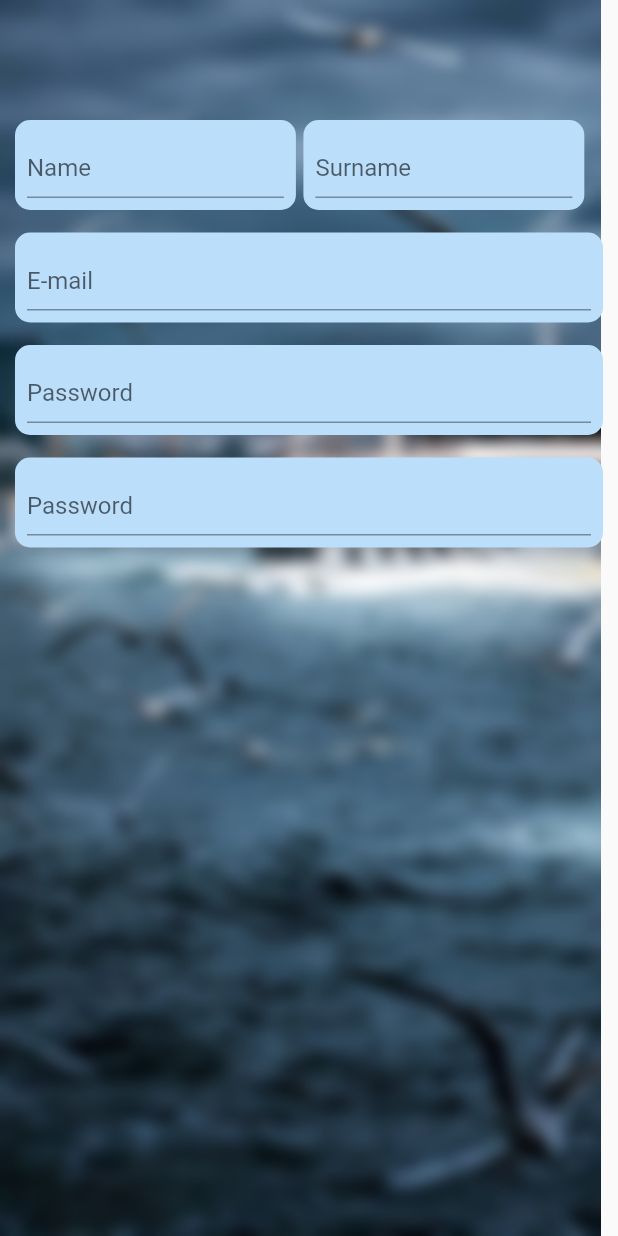
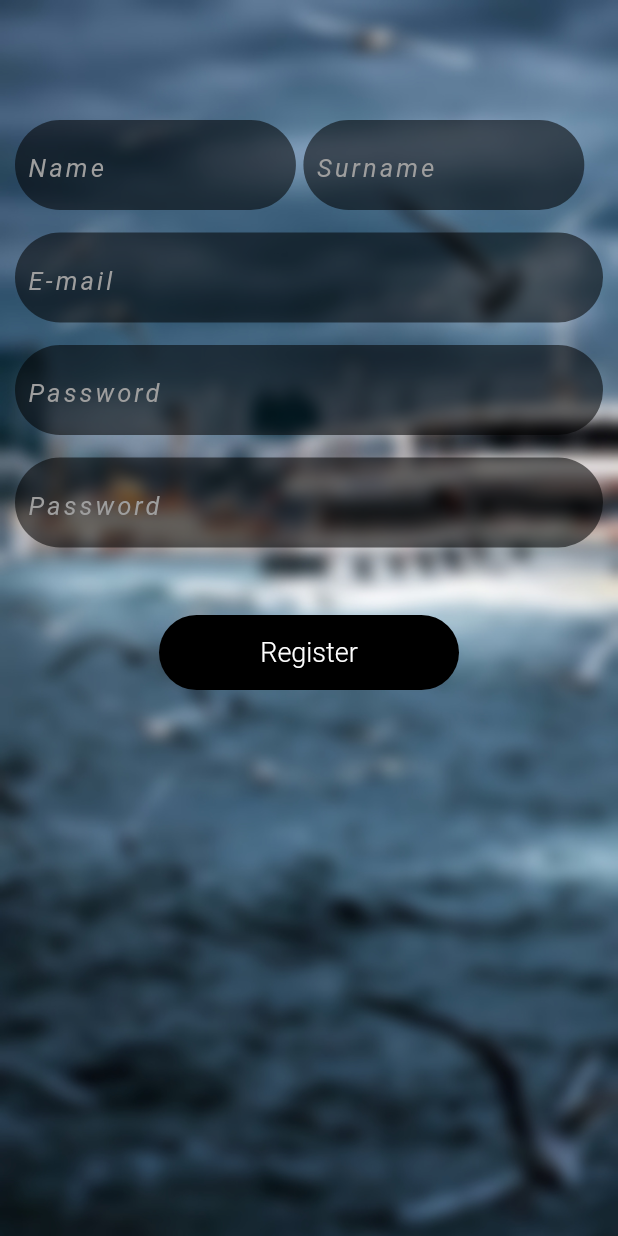
Before and after one commit to serhan2004/Ekinoks-Elektron, a Flutter app: the screen it shows after launch, on a phone screen of 412 x 824 dp. Run offline on Flutter 3.47's test engine with Material 2 defaults, Android fonts, the phone set to English and light mode, and no system bars; our stand-ins replace animated_text_kit, glass.

Commit message:
Kayıt tamamlandı

```diff
--- a/lib/ekranlar/kayit.dart
+++ b/lib/ekranlar/kayit.dart
@@ -1,3 +1,4 @@
+import 'package:animated_text_kit/animated_text_kit.dart';
 import 'package:flutter/material.dart';
 import 'package:glass/glass.dart';
 
@@ -6,19 +7,13 @@ class Kayitsayfasi extends StatelessWidget {
 
   @override
   Widget build(BuildContext context) {
+    double _yuvarlanma = 30;
+
     return Scaffold(
-      body: Center(
+      body: SingleChildScrollView(
+        child: Center(
           child: Stack(
             children: [
-            /*
-            Container(
-              decoration: BoxDecoration(
-                gradient: LinearGradient(
-                    colors: [Colors.blue.shade900, Colors.blue.shade600],
-                    begin: Alignment.bottomCenter,
-                    end: Alignment.topCenter),
-              ),
-            ), */
               Image.asset("assets/images/arkaplan.jpg"),
               Column(
                 children: [
@@ -33,12 +28,23 @@ class Kayitsayfasi extends StatelessWidget {
                             height: 60,
                             width: MediaQuery.of(context).size.width / 2.2,
                             decoration: BoxDecoration(
-                              color: Colors.blue.shade100,
-                              borderRadius: BorderRadius.circular(10)),
+                                color: Color.fromARGB(140, 0, 0, 0),
+                                borderRadius:
+                                    BorderRadius.circular(_yuvarlanma)),
                             child: Padding(
                               padding: const EdgeInsets.all(8.0),
                               child: TextFormField(
-                              decoration: InputDecoration(hintText: "Name"),
+                                cursorColor: Colors.green,
+                                decoration: InputDecoration(
+                                  hintStyle: TextStyle(
+                                      fontSize: 17,
+                                      color: Colors.grey,
+                                      letterSpacing: 2,
+                                      fontStyle: FontStyle.italic,
+                                      fontWeight: FontWeight.w400),
+                                  hintText: "Name",
+                                  border: InputBorder.none,
+                                ),
                               ),
                             )),
                         SizedBox(
@@ -48,12 +54,23 @@ class Kayitsayfasi extends StatelessWidget {
                             height: 60,
                             width: MediaQuery.of(context).size.width / 2.2,
                             decoration: BoxDecoration(
-                              color: Colors.blue.shade100,
-                              borderRadius: BorderRadius.circular(10)),
+                                color: Color.fromARGB(140, 0, 0, 0),
+                                borderRadius:
+                                    BorderRadius.circular(_yuvarlanma)),
                             child: Padding(
                               padding: const EdgeInsets.all(8.0),
                               child: TextFormField(
-                              decoration: InputDecoration(hintText: "Surname"),
+                                cursorColor: Colors.green,
+                                decoration: InputDecoration(
+                                  hintStyle: TextStyle(
+                                      fontSize: 17,
+                                      color: Colors.grey,
+                                      letterSpacing: 2,
+                                      fontStyle: FontStyle.italic,
+                                      fontWeight: FontWeight.w400),
+                                  hintText: "Surname",
+                                  border: InputBorder.none,
+                                ),
                               ),
                             )),
                       ],
@@ -68,12 +85,22 @@ class Kayitsayfasi extends StatelessWidget {
                         height: 60,
                         width: MediaQuery.of(context).size.width,
                         decoration: BoxDecoration(
-                          color: Colors.blue.shade100,
-                          borderRadius: BorderRadius.circular(10)),
+                            color: Color.fromARGB(140, 0, 0, 0),
+                            borderRadius: BorderRadius.circular(_yuvarlanma)),
                         child: Padding(
                           padding: const EdgeInsets.all(8.0),
                           child: TextFormField(
-                          decoration: InputDecoration(hintText: "E-mail"),
+                            cursorColor: Colors.green,
+                            decoration: InputDecoration(
+                              hintStyle: TextStyle(
+                                  fontSize: 17,
+                                  color: Colors.grey,
+                                  letterSpacing: 2,
+                                  fontStyle: FontStyle.italic,
+                                  fontWeight: FontWeight.w400),
+                              hintText: "E-mail",
+                              border: InputBorder.none,
+                            ),
                           ),
                         )),
                   ),
@@ -86,13 +113,23 @@ class Kayitsayfasi extends StatelessWidget {
                         height: 60,
                         width: MediaQuery.of(context).size.width,
                         decoration: BoxDecoration(
-                          color: Colors.blue.shade100,
-                          borderRadius: BorderRadius.circular(10)),
+                            color: Color.fromARGB(140, 0, 0, 0),
+                            borderRadius: BorderRadius.circular(_yuvarlanma)),
                         child: Padding(
                           padding: const EdgeInsets.all(8.0),
                           child: TextFormField(
                             obscureText: true,
-                          decoration: InputDecoration(hintText: "Password"),
+                            cursorColor: Colors.green,
+                            decoration: InputDecoration(
+                              hintStyle: TextStyle(
+                                  fontSize: 17,
+                                  color: Colors.grey,
+                                  letterSpacing: 2,
+                                  fontStyle: FontStyle.italic,
+                                  fontWeight: FontWeight.w400),
+                              hintText: "Password",
+                              border: InputBorder.none,
+                            ),
                           ),
                         )),
                   ),
@@ -105,25 +142,56 @@ class Kayitsayfasi extends StatelessWidget {
                         height: 60,
                         width: MediaQuery.of(context).size.width,
                         decoration: BoxDecoration(
-                          color: Colors.blue.shade100,
-                          borderRadius: BorderRadius.circular(10)),
+                            color: Color.fromARGB(140, 0, 0, 0),
+                            borderRadius: BorderRadius.circular(_yuvarlanma)),
                         child: Padding(
                           padding: const EdgeInsets.all(8.0),
                           child: TextFormField(
                             obscureText: true,
-                          decoration: InputDecoration(hintText: "Password"),
+                            cursorColor: Colors.green,
+                            decoration: InputDecoration(
+                              hintStyle: TextStyle(
+                                  fontSize: 17,
+                                  color: Colors.grey,
+                                  letterSpacing: 2,
+                                  fontStyle: FontStyle.italic,
+                                  fontWeight: FontWeight.w400),
+                              hintText: "Password",
+                              border: InputBorder.none,
+                            ),
                           ),
                         )),
                   ),
                   SizedBox(
                     height: 5,
                   ),
-                Container(height: 50, decoration: BoxDecoration()),
+                  Padding(
+                    padding: const EdgeInsets.symmetric(
+                        vertical: 40, horizontal: 100),
+                    child: Container(
+                      width: 200,
+                      height: 50,
+                      decoration: BoxDecoration(
+                        color: Colors.black,
+                        borderRadius: BorderRadius.circular(_yuvarlanma),
+                      ),
+                      child: Center(
+                        child: Text(
+                          "Register",
+                          style: TextStyle(
+                              color: Colors.white,
+                              fontSize: 18,
+                              fontWeight: FontWeight.w300),
+                        ),
+                      ),
+                    ),
+                  ),
                 ],
               ),
             ],
           ),
         ),
+      ),
     );
   }
 }
--- a/pubspec.yaml
+++ b/pubspec.yaml
@@ -21,11 +21,11 @@ environment:
   sdk: ">=2.12.0 <3.0.0"
 
 dependencies:
-
+  animated_text_kit: ^4.2.1
   cupertino_icons: ^1.0.2
-  glass: ^1.0.1+1
   flutter:
     sdk: flutter
+  glass: ^1.0.1+1
 
 dev_dependencies:
   flutter_test:
@@ -38,7 +38,6 @@ flutter:
   uses-material-design: true
   assets:
     - assets/images/arkaplan.jpg
-
   # An image asset can refer to one or more resolution-specific "variants", see
   # https://flutter.dev/assets-and-images/#resolution-aware.
   # For details regarding adding assets from package dependencies, see
```
Also changed, not shown: pubspec.lock. Lines whose indentation alone changed are shown as unchanged.
